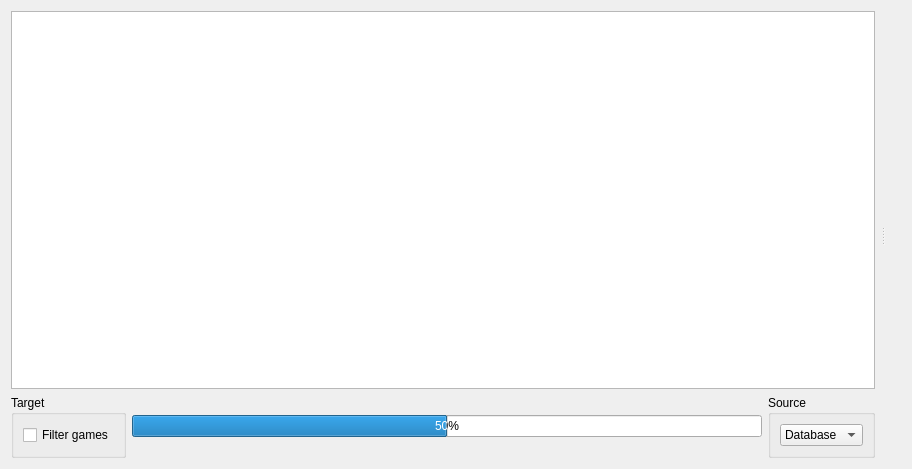
The window that src/gui/openingtreewidget.ui (madnight/chessx) describes before a commit, drawn with Qt 5.
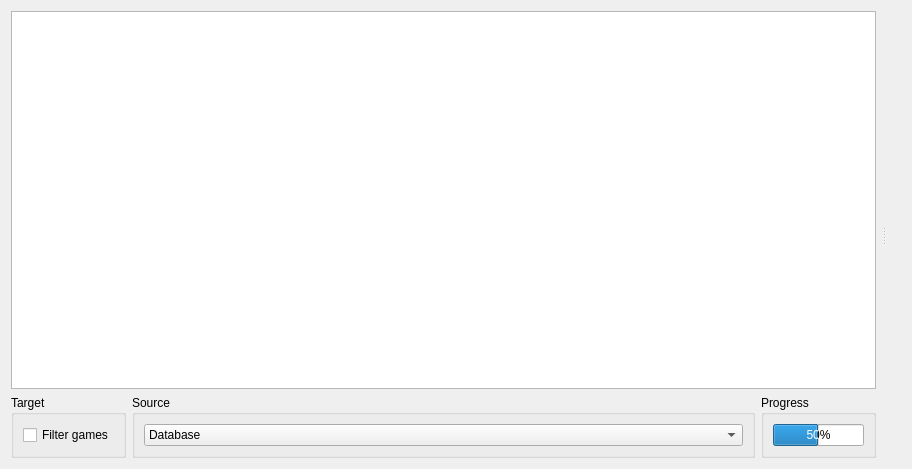
The same window after the commit. Custom widgets are drawn as their Qt base class.

```diff
--- a/src/gui/openingtreewidget.ui
+++ b/src/gui/openingtreewidget.ui
@@ -54,15 +54,14 @@
            </layout>
           </widget>
          </item>
-         <item>
-          <widget class="QProgressBar" name="progress">
-           <property name="value">
-            <number>50</number>
-           </property>
-          </widget>
-         </item>
          <item>
           <widget class="QGroupBox" name="groupBox">
+           <property name="sizePolicy">
+            <sizepolicy hsizetype="Expanding" vsizetype="Preferred">
+             <horstretch>0</horstretch>
+             <verstretch>0</verstretch>
+            </sizepolicy>
+           </property>
            <property name="title">
             <string>Source</string>
            </property>
@@ -84,6 +83,28 @@
            </layout>
           </widget>
          </item>
+         <item>
+          <widget class="QGroupBox" name="groupBox_3">
+           <property name="title">
+            <string>Progress</string>
+           </property>
+           <layout class="QHBoxLayout" name="horizontalLayout_3">
+            <item>
+             <widget class="QProgressBar" name="progress">
+              <property name="sizePolicy">
+               <sizepolicy hsizetype="Preferred" vsizetype="Fixed">
+                <horstretch>0</horstretch>
+                <verstretch>0</verstretch>
+               </sizepolicy>
+              </property>
+              <property name="value">
+               <number>50</number>
+              </property>
+             </widget>
+            </item>
+           </layout>
+          </widget>
+         </item>
         </layout>
        </item>
       </layout>
```
